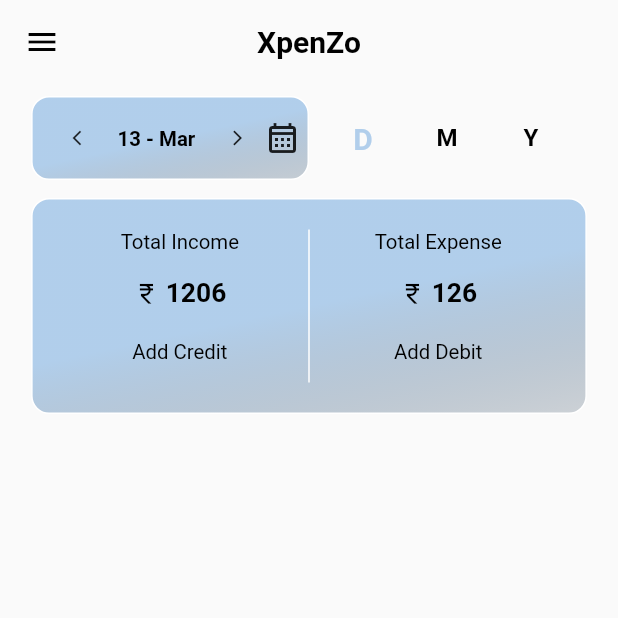
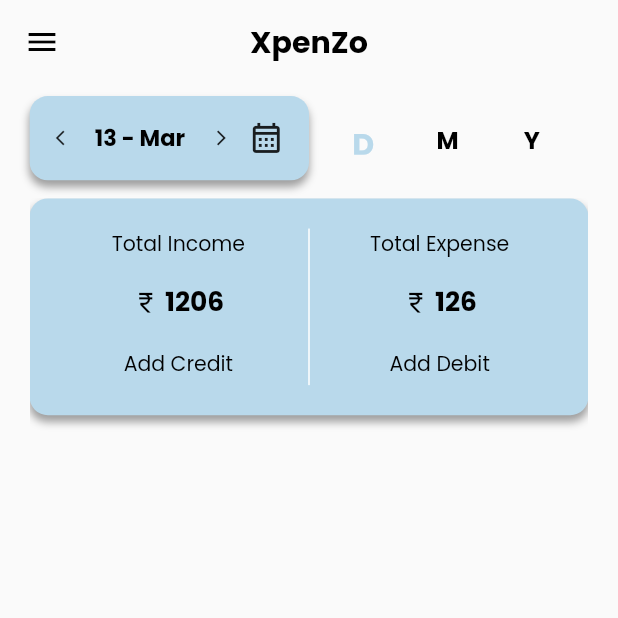
Before and after one commit to Anandhakrishnan-K/FlutterXpenzo_Archive, a Flutter app: the screen it shows after launch, after a tap on the "arrow back ios" icon, on a phone screen of 412 x 824 dp, the top half of it. Run offline on Flutter 3.47's test engine with Material 2 defaults, Android fonts, the light colour scheme and no system bars; our stand-ins replace google_fonts.

```diff
--- a/xpenso/lib/constans.dart
+++ b/xpenso/lib/constans.dart
@@ -1,41 +1,43 @@
 import 'package:flutter/material.dart';
 import 'package:intl/intl.dart';
+import 'package:google_fonts/google_fonts.dart';
 
 // ************************ Initialising Dimensions ***************************
 
-const double deviceHeight = 800;
-const double deviceWidtht = 390;
+double deviceHeight = 803;
+double deviceWidtht = 392;
 
-const double deviceWidth = deviceWidtht * 0.95;
-const double tabHeight = deviceHeight * 0.07;
-const double cardHeight = deviceHeight * 0.18;
-const double cardHeight1 = deviceHeight * 0.12;
-const double listHeight = deviceHeight * 0.55;
-const double h05 = deviceHeight * 0.005;
-const double h10 = deviceHeight * 0.01;
-const double h15 = deviceHeight * 0.015;
-const double h20 = deviceHeight * 0.02;
-const double h25 = deviceHeight * 0.025;
-const double h50 = deviceHeight * 0.05;
-const double h75 = deviceHeight * 0.075;
-const double h100 = deviceHeight * 0.1;
+final double deviceWidth = deviceWidtht * 0.95;
+final double tabHeight = deviceHeight * 0.07;
+final double cardHeight = deviceHeight * 0.18;
+final double cardHeight1 = deviceHeight * 0.12;
+final double listHeight = deviceHeight * 0.55;
+final double h05 = deviceHeight * 0.005;
+final double h10 = deviceHeight * 0.01;
+final double h15 = deviceHeight * 0.015;
+final double h20 = deviceHeight * 0.02;
+final double h25 = deviceHeight * 0.025;
+final double h50 = deviceHeight * 0.05;
+final double h75 = deviceHeight * 0.075;
+final double h100 = deviceHeight * 0.1;
 
-const double w05 = deviceWidth * 0.005;
-const double w10 = deviceWidth * 0.01;
-const double w15 = deviceWidth * 0.015;
-const double w20 = deviceWidth * 0.02;
-const double w25 = deviceWidth * 0.025;
-const double w50 = deviceWidth * 0.05;
-const double w75 = deviceWidth * 0.075;
-const double w100 = deviceWidth * 0.1;
+final double w05 = deviceWidth * 0.005;
+final double w10 = deviceWidth * 0.01;
+final double w15 = deviceWidth * 0.015;
+final double w20 = deviceWidth * 0.02;
+final double w25 = deviceWidth * 0.025;
+final double w50 = deviceWidth * 0.05;
+final double w75 = deviceWidth * 0.075;
+final double w100 = deviceWidth * 0.1;
 
-const double cardFontSize = deviceHeight * 0.017;
-const double bottomSheetFontsize = deviceHeight * 0.017;
+final double cardFontSize = deviceHeight * 0.017;
+final double bottomSheetFontsize = deviceHeight * 0.017;
 
 // ************************* Initialising Color Variables *********************
 
 const Color transparent = Colors.transparent;
-const Color appBarColor = Color.fromARGB(141, 118, 171, 223);
+const Color appBarColor = Color(0xffB9D9EB);
+const Color selectedFontColor = Color(0xff4169E1);
 const Color cardColor = Color.fromARGB(255, 240, 240, 240);
 const Color cardFontColor = Colors.black;
 
@@ -65,13 +67,11 @@
 
   @override
   Widget build(BuildContext context) {
-    return Text(
-      content,
-      style: TextStyle(
-          fontSize: size,
-          color: color,
-          fontWeight: isHeader ? FontWeight.bold : FontWeight.normal),
-    );
+    return Text(content,
+        style: GoogleFonts.poppins(
+            fontSize: size,
+            color: color,
+            fontWeight: isHeader ? FontWeight.bold : FontWeight.normal));
   }
 }
 
--- a/xpenso/lib/main.dart
+++ b/xpenso/lib/main.dart
@@ -142,14 +142,16 @@
                     ],
                   ),
                   Column(
-                    children: const [
+                    // ignore: prefer_const_literals_to_create_immutables
+                    children: [
 //******************************** Main Page - Month **************************/
                       ExpenseCardMonth(),
                     ],
                   ),
                   Column(
 //******************************** Main Page - Year ***************************/
-                    children: const [
+                    // ignore: prefer_const_literals_to_create_immutables
+                    children: [
                       ExpenseCardYear(),
                     ],
                   ),
--- a/xpenso/lib/utils/tabs.dart
+++ b/xpenso/lib/utils/tabs.dart
@@ -21,14 +21,15 @@
         height: cardHeight,
         width: deviceWidth,
         decoration: BoxDecoration(
-            border: Border.all(color: Colors.white),
             borderRadius: BorderRadius.circular(h15),
-            gradient:
-                const LinearGradient(transform: GradientRotation(4.5), colors: [
-              transparent,
-              appBarColor,
-              appBarColor,
-            ])),
+            color: appBarColor,
+            boxShadow: [
+              BoxShadow(
+                color: Colors.grey.shade500,
+                blurRadius: h05,
+                offset: Offset(0, h05),
+              )
+            ]),
         child: Row(
           mainAxisAlignment: MainAxisAlignment.spaceBetween,
           children: [
@@ -38,28 +39,28 @@
 //********************************* Income  **********************************/
             Column(
               children: [
-                const SizedBox(
+                SizedBox(
                   height: h25,
                 ),
-                const MyText(
+                MyText(
                   content: 'Total Income',
                   color: cardFontColor,
                   size: cardFontSize,
                 ),
-                const SizedBox(
+                SizedBox(
                   height: h20,
                 ),
                 Row(
                   children: [
-                    const Icon(
+                    Icon(
                       Icons.currency_rupee,
                       color: cardFontColor,
                       size: cardFontSize + h05,
                     ),
-                    const SizedBox(
+                    SizedBox(
                       width: h05,
                     ),
-                    const MyText(
+                    MyText(
                       content: '1206', // Total Income
                       color: cardFontColor,
                       size: cardFontSize + h05,
@@ -67,7 +68,7 @@
                     ),
                   ],
                 ),
-                const SizedBox(
+                SizedBox(
                   height: h10,
                 ),
 //********************************* Add Crediit Button ************************/
@@ -81,7 +82,7 @@
                     onPressed: widget.onPressedCredit)
               ],
             ),
-            const VerticalDivider(
+            VerticalDivider(
               color: Colors.white,
               thickness: 1,
               indent: h25,
@@ -90,29 +91,29 @@
 //********************************* Expense  **********************************/
             Column(
               children: [
-                const SizedBox(
+                SizedBox(
                   height: h25,
                 ),
-                const MyText(
+                MyText(
                   content: 'Total Expense',
                   color: cardFontColor,
                   size: cardFontSize,
                 ),
-                const SizedBox(
+                SizedBox(
                   height: h20,
                 ),
                 Row(
                   mainAxisAlignment: MainAxisAlignment.spaceBetween,
                   children: [
-                    const Icon(
+                    Icon(
                       Icons.currency_rupee,
                       color: cardFontColor,
                       size: cardFontSize + h05,
                     ),
-                    const SizedBox(
+                    SizedBox(
                       width: h05,
                     ),
-                    const MyText(
+                    MyText(
                       content: '126', // Total Expense
                       color: cardFontColor,
                       size: cardFontSize + h05,
@@ -120,7 +121,7 @@
                     ),
                   ],
                 ),
-                const SizedBox(
+                SizedBox(
                   height: h10,
                 ),
 //********************************* Add Debit Button ************************/
@@ -174,20 +175,20 @@
         children: [
           Container(
             decoration: BoxDecoration(
-                border: Border.all(color: Colors.white),
                 borderRadius: BorderRadius.circular(h15),
-                gradient: const LinearGradient(
-                    transform: GradientRotation(4.5),
-                    colors: [
-                      transparent,
-                      appBarColor,
-                      appBarColor,
-                    ])),
+                color: appBarColor,
+                boxShadow: [
+                  BoxShadow(
+                    color: Colors.grey.shade500,
+                    blurRadius: h05,
+                    offset: Offset(0, h05),
+                  )
+                ]),
             width: deviceWidth * 0.5,
             child: Row(
               children: [
-                const SizedBox(
-                  width: w50,
+                SizedBox(
+                  width: w25,
                 ),
 //********************************* Minus Button ************************/
                 SizedBox(
@@ -205,13 +206,13 @@
                                       date.year - 1, date.month, date.day);
                         });
                       },
-                      icon: const Icon(
+                      icon: Icon(
                         Icons.arrow_back_ios,
                         size: h15,
                         weight: h05,
                       )),
                 ),
-                const SizedBox(
+                SizedBox(
                   width: h05,
                 ),
 //********************************* Duration Text Box ************************/
@@ -225,7 +226,7 @@
                               ? month.format(date)
                               : year.format(date),
                       isHeader: true,
-                      size: cardFontSize,
+                      size: cardFontSize * 1.1,
                     ),
                   ),
                 ),
@@ -245,7 +246,7 @@
                                       date.year + 1, date.month, date.day);
                         });
                       },
-                      icon: const Icon(
+                      icon: Icon(
                         Icons.arrow_forward_ios,
                         size: h15,
                       )),
@@ -258,14 +259,14 @@
                       });
                       pickDate(context);
                     },
-                    icon: const Icon(
+                    icon: Icon(
                       Icons.calendar_month_outlined,
                       size: h25 + h05,
                     )),
               ],
             ),
           ),
-          const SizedBox(
+          SizedBox(
             width: h20,
           ),
 //********************************* Day Switch Button ************************/
@@ -286,7 +287,7 @@
             width: h50,
             textSize: durationIndex == 0 ? h25 : h20,
           ),
-          const SizedBox(
+          SizedBox(
             width: h20,
           ),
 //********************************* Month Switch Button ************************/
@@ -307,7 +308,7 @@
             width: h50,
             textSize: durationIndex == 1 ? h25 : h20,
           ),
-          const SizedBox(
+          SizedBox(
             width: h20,
           ),
 //********************************* Year Switch Button ************************/
@@ -344,14 +345,15 @@
         height: cardHeight1,
         width: deviceWidth,
         decoration: BoxDecoration(
-            border: Border.all(color: Colors.white),
             borderRadius: BorderRadius.circular(h15),
-            gradient:
-                const LinearGradient(transform: GradientRotation(4.5), colors: [
-              transparent,
-              appBarColor,
-              appBarColor,
-            ])),
+            color: appBarColor,
+            boxShadow: [
+              BoxShadow(
+                color: Colors.grey.shade500,
+                blurRadius: h05,
+                offset: Offset(0, h05),
+              )
+            ]),
         child: Row(
           mainAxisAlignment: MainAxisAlignment.spaceBetween,
           children: [
@@ -361,29 +363,29 @@
 //********************************* Income  **********************************/
             Column(
               children: [
-                const SizedBox(
+                SizedBox(
                   height: h25,
                 ),
-                const MyText(
+                MyText(
                   content: 'Total Income',
                   color: cardFontColor,
                   size: cardFontSize,
                 ),
-                const SizedBox(
+                SizedBox(
                   height: h20,
                 ),
                 Row(
                   mainAxisAlignment: MainAxisAlignment.spaceBetween,
                   children: [
-                    const Icon(
+                    Icon(
                       Icons.currency_rupee,
                       color: cardFontColor,
                       size: cardFontSize + h05,
                     ),
-                    const SizedBox(
+                    SizedBox(
                       width: h05,
                     ),
-                    const MyText(
+                    MyText(
                       content: '12060', // Total Income
                       color: cardFontColor,
                       size: cardFontSize + h05,
@@ -393,7 +395,7 @@
                 ),
               ],
             ),
-            const VerticalDivider(
+            VerticalDivider(
               color: Colors.white,
               thickness: 1,
               indent: h25,
@@ -402,29 +404,29 @@
 //********************************* Expense  **********************************/
             Column(
               children: [
-                const SizedBox(
+                SizedBox(
                   height: h25,
                 ),
-                const MyText(
+                MyText(
                   content: 'Total Expense',
                   color: cardFontColor,
                   size: cardFontSize,
                 ),
-                const SizedBox(
+                SizedBox(
                   height: h20,
                 ),
                 Row(
                   mainAxisAlignment: MainAxisAlignment.spaceBetween,
                   children: [
-                    const Icon(
+                    Icon(
                       Icons.currency_rupee,
                       color: cardFontColor,
                       size: cardFontSize + h05,
                     ),
-                    const SizedBox(
+                    SizedBox(
                       width: h05,
                     ),
-                    const MyText(
+                    MyText(
                       content: '1260', // Total Expense
                       color: cardFontColor,
                       size: cardFontSize + h05,
@@ -452,14 +454,15 @@
         height: cardHeight1,
         width: deviceWidth,
         decoration: BoxDecoration(
-            border: Border.all(color: Colors.white),
             borderRadius: BorderRadius.circular(h15),
-            gradient:
-                const LinearGradient(transform: GradientRotation(4.5), colors: [
-              transparent,
-              appBarColor,
-              appBarColor,
-            ])),
+            color: appBarColor,
+            boxShadow: [
+              BoxShadow(
+                color: Colors.grey.shade500,
+                blurRadius: h05,
+                offset: Offset(0, h05),
+              )
+            ]),
         child: Row(
           mainAxisAlignment: MainAxisAlignment.spaceBetween,
           children: [
@@ -469,29 +472,29 @@
 //********************************* Income  **********************************/
             Column(
               children: [
-                const SizedBox(
+                SizedBox(
                   height: h25,
                 ),
-                const MyText(
+                MyText(
                   content: 'Total Income',
                   color: cardFontColor,
                   size: cardFontSize,
                 ),
-                const SizedBox(
+                SizedBox(
                   height: h20,
                 ),
                 Row(
                   mainAxisAlignment: MainAxisAlignment.spaceBetween,
                   children: [
-                    const Icon(
+                    Icon(
                       Icons.currency_rupee,
                       color: cardFontColor,
                       size: cardFontSize + h05,
                     ),
-                    const SizedBox(
+                    SizedBox(
                       width: h05,
                     ),
-                    const MyText(
+                    MyText(
                       content: '1206000', // Total Income
                       color: cardFontColor,
                       size: cardFontSize + h05,
@@ -501,7 +504,7 @@
                 ),
               ],
             ),
-            const VerticalDivider(
+            VerticalDivider(
               color: Colors.white,
               thickness: 1,
               indent: h25,
@@ -510,29 +513,29 @@
 //********************************* Expense  **********************************/
             Column(
               children: [
-                const SizedBox(
+                SizedBox(
                   height: h25,
                 ),
-                const MyText(
+                MyText(
                   content: 'Total Expense',
                   color: cardFontColor,
                   size: cardFontSize,
                 ),
-                const SizedBox(
+                SizedBox(
                   height: h20,
                 ),
                 Row(
                   mainAxisAlignment: MainAxisAlignment.spaceBetween,
                   children: [
-                    const Icon(
+                    Icon(
                       Icons.currency_rupee,
                       color: cardFontColor,
                       size: cardFontSize + h05,
                     ),
-                    const SizedBox(
+                    SizedBox(
                       width: h05,
                     ),
-                    const MyText(
+                    MyText(
                       content: '12060', // Total Expense
                       color: cardFontColor,
                       size: cardFontSize + h05,
--- a/xpenso/pubspec.yaml
+++ b/xpenso/pubspec.yaml
@@ -31,6 +31,8 @@
   flutter:
     sdk: flutter
   intl: ^0.18.0
+  google_fonts: ^4.0.3
+  path_provider: ^2.0.13
 
   # The following adds the Cupertino Icons font to your application.
   # Use with the CupertinoIcons class for iOS style icons.
```
Also changed, not shown: xpenso/lib/utils/add_expenses.dart (+141 -25 lines), xpenso/pubspec.lock, 1 other file.
